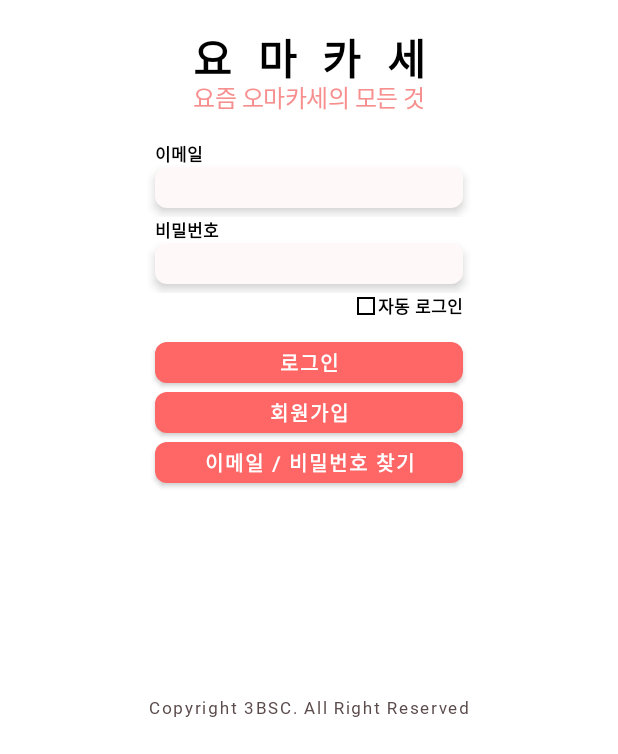
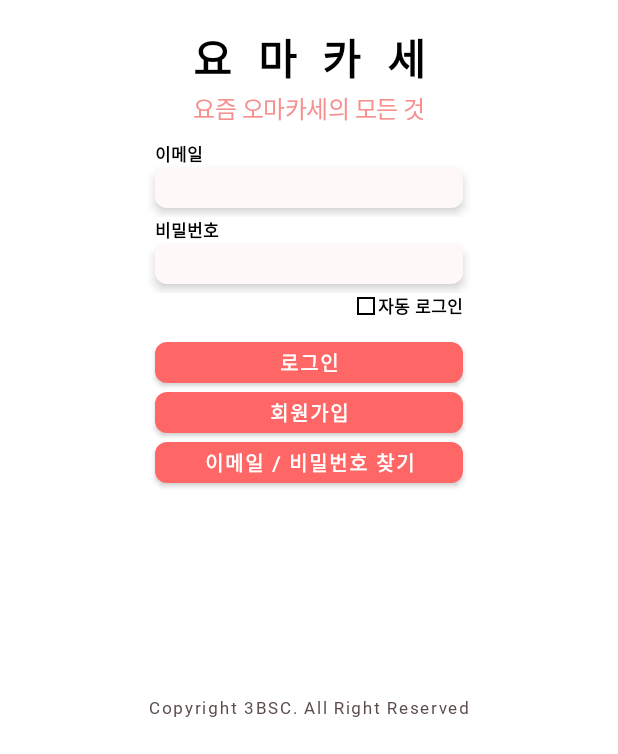
Before and after one commit to 3BSC/YOMAKASE_ANDROID, an Android app: the screen it shows after launch (LoginActivity), on a phone screen of 412 x 824 dp, the part 482-1236 px from its top. Run offline under Robolectric (Android 15) with nearby library versions, the phone set to English and light mode, and no system bars; our stand-ins replace data binding.

Commit message:
design: change translationY of sub logo in LoginActivity

```diff
--- a/app/src/main/res/layout/activity_login.xml
+++ b/app/src/main/res/layout/activity_login.xml
@@ -57,8 +57,7 @@
                 android:gravity="center_horizontal|top"
                 android:lineSpacingExtra="14sp"
                 android:text="@string/logo_sub_korean"
-                android:textAppearance="@style/logo_sub_korean"
-                android:translationY="-7.08sp" />
+                android:textAppearance="@style/logo_sub_korean" />
 
             <LinearLayout
                 android:layout_width="match_parent"
```
